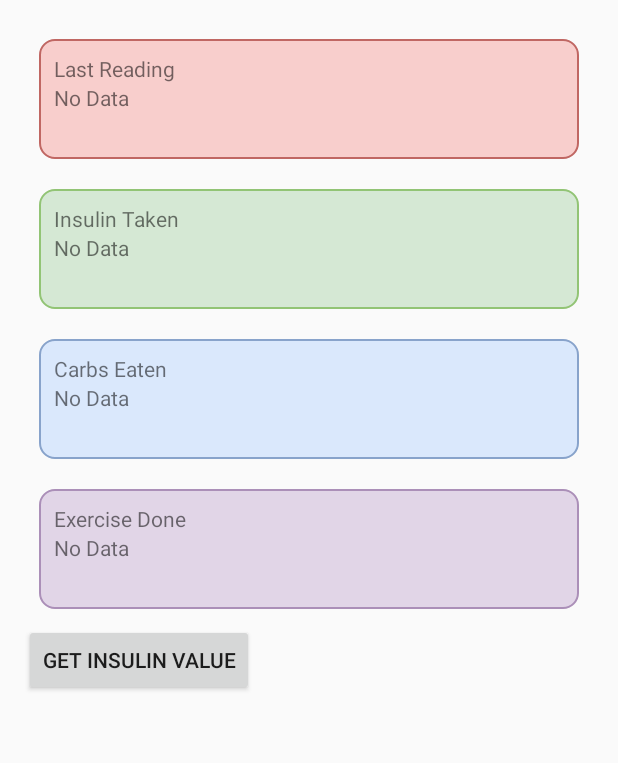
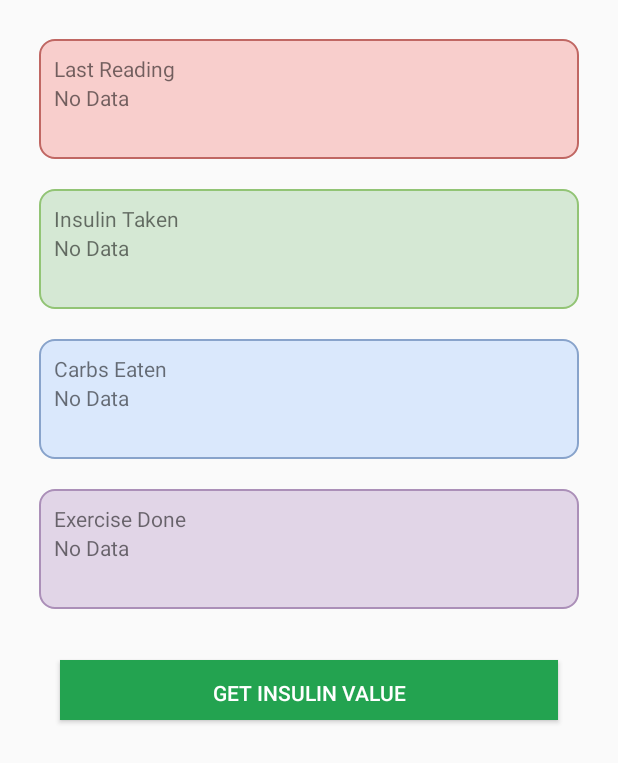
Before and after one commit to Zontzor/gc.android-app, an Android app: the layout content_main.xml on its own in the app's theme, with its tools: preview values and no code run, on a phone screen of 412 x 824 dp. Shown: the top 763 px of the screen. Run offline under Robolectric (Android 15) with nearby library versions, the light colour scheme and no system bars.

Commit message:
Add predition dialog to main

```diff
--- a/app/src/main/java/com/example/alex/glucosecoach/activities/AddInsulinActivity.java
+++ b/app/src/main/java/com/example/alex/glucosecoach/activities/AddInsulinActivity.java
@@ -66,7 +66,7 @@ public class AddInsulinActivity extends AppCompatActivity {
 
         _insTimeText.setText(sdf.format(date));
 
-        _insValueText.setOnClickListener(new View.OnClickListener() {
+        _insTimeText.setOnClickListener(new View.OnClickListener() {
             @Override
             public void onClick(View v) {
                 final Calendar calender = Calendar.getInstance();
--- a/app/src/main/res/layout/content_main.xml
+++ b/app/src/main/res/layout/content_main.xml
@@ -100,8 +100,12 @@
 
     <Button
         android:id="@+id/btn_start_predicition"
-        android:layout_width="wrap_content"
-        android:layout_height="wrap_content"
-        android:text="Get Insulin Value"/>
+        android:layout_width="match_parent"
+        android:layout_height="40dp"
+        android:layout_margin="24dp"
+        android:padding="12dp"
+        android:text="Get Insulin Value"
+        android:textColor="@color/white"
+        android:background="@color/darkGreen"/>
 
 </LinearLayout>
```
Also changed, not shown: app/src/main/java/com/example/alex/glucosecoach/activities/MainActivity.java (+48 -6 lines), app/src/main/java/com/example/alex/glucosecoach/services/PredictionService.java (+6 -2 lines), app/src/main/res/layout/input_dialog_prediction.xml (added, +21 -0 lines).
